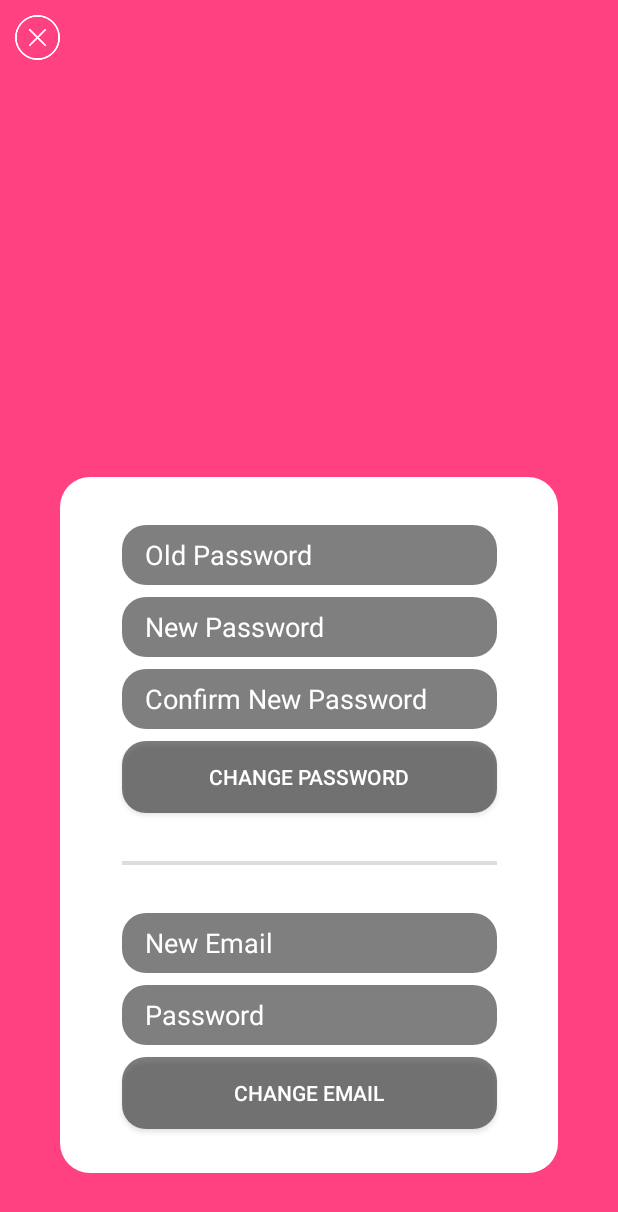
After one commit to Chris6077/NeedATicket, an Android app: the layout dialog_edit_user.xml on its own in the app's theme, with its tools: preview values and no code run, on a phone screen of 412 x 824 dp. The commit adds this screen. Shown: the top 1212 px of the screen. Run offline under Robolectric (Android 15) with nearby library versions, the phone set to English and light mode, and no system bars.

Commit message:
fab button and fab dialog desing

```diff
--- /dev/null
+++ b/Android App/app/src/main/res/drawable/round_corners.xml
@@ -0,0 +1,6 @@
+<?xml version="1.0" encoding="UTF-8"?>
+<shape xmlns:android="http://schemas.android.com/apk/res/android">
+    <solid android:color="#FFFFFF"/>
+    <corners android:radius="20dp"/>
+    <padding android:left="0dp" android:top="0dp" android:right="0dp" android:bottom="0dp" />
+</shape>
--- /dev/null
+++ b/Android App/app/src/main/res/layout/dialog_edit_user.xml
@@ -0,0 +1,154 @@
+<?xml version="1.0" encoding="utf-8"?>
+<RelativeLayout xmlns:android="http://schemas.android.com/apk/res/android"
+    xmlns:tools="http://schemas.android.com/tools"
+    android:orientation="vertical"
+    android:layout_width="match_parent"
+    android:id="@+id/dialog"
+    android:layout_height="match_parent"
+    android:background="@color/colorAccent">
+<ImageView
+android:id="@+id/closeDialog"
+    android:layout_width="30dp"
+    android:layout_height="30dp"
+    android:layout_margin="10dp"
+    android:src="@drawable/x"
+    android:tint="#fff"/>
+
+    <RelativeLayout
+        android:layout_width="match_parent"
+        android:layout_height="464dp"
+        android:layout_alignParentBottom="true"
+        android:layout_centerHorizontal="true"
+        android:layout_marginStart="40dp"
+        android:layout_marginEnd="40dp"
+        android:layout_marginBottom="42dp"
+        android:background="@drawable/round_corners"
+        android:orientation="vertical">
+
+        <android.support.constraint.ConstraintLayout xmlns:android="http://schemas.android.com/apk/res/android"
+            xmlns:app="http://schemas.android.com/apk/res-auto"
+            android:id="@+id/edit_password"
+            android:layout_width="match_parent"
+            android:layout_height="match_parent">
+
+            <EditText
+                android:id="@+id/etOldPassword"
+                android:layout_width="250dp"
+                android:layout_height="40dp"
+                android:layout_marginTop="32dp"
+                android:background="@drawable/transparent_bar"
+                android:ems="10"
+                android:hint="Old Password"
+                android:inputType="textPassword"
+                android:paddingLeft="15dp"
+                android:textColor="#ffffff"
+                android:textColorHint="#ffffff"
+                app:layout_constraintBottom_toBottomOf="parent"
+                app:layout_constraintLeft_toLeftOf="parent"
+                app:layout_constraintRight_toRightOf="parent"
+                app:layout_constraintTop_toTopOf="parent"
+                app:layout_constraintVertical_bias="0.0" />
+
+            <EditText
+                android:id="@+id/etNewPassword"
+                android:layout_width="250dp"
+                android:layout_height="40dp"
+                android:layout_marginTop="8dp"
+                android:background="@drawable/transparent_bar"
+                android:ems="10"
+                android:hint="New Password"
+                android:inputType="textPassword"
+                android:paddingLeft="15dp"
+                android:textColor="#ffffff"
+                android:textColorHint="#ffffff"
+                app:layout_constraintLeft_toLeftOf="parent"
+                app:layout_constraintRight_toRightOf="parent"
+                app:layout_constraintTop_toBottomOf="@+id/etOldPassword" />
+
+            <EditText
+                android:id="@+id/etPasswordConfirm"
+                android:layout_width="250dp"
+                android:layout_height="40dp"
+                android:layout_marginTop="8dp"
+                android:background="@drawable/transparent_bar"
+                android:ems="10"
+                android:hint="Confirm New Password"
+                android:inputType="textPassword"
+                android:paddingLeft="15dp"
+                android:textColor="#ffffff"
+                android:textColorHint="#ffffff"
+                app:layout_constraintLeft_toLeftOf="parent"
+                app:layout_constraintRight_toRightOf="parent"
+                app:layout_constraintTop_toBottomOf="@+id/etNewPassword" />
+
+            <Button
+                android:id="@+id/btChangePassword"
+                android:layout_width="250dp"
+                android:layout_height="wrap_content"
+                android:layout_marginTop="8dp"
+                android:background="@drawable/transparent_bar"
+                android:gravity="center"
+                android:text="Change Password"
+                android:textColor="#ffffff"
+                app:layout_constraintLeft_toLeftOf="parent"
+                app:layout_constraintRight_toRightOf="parent"
+                app:layout_constraintTop_toBottomOf="@+id/etPasswordConfirm" />
+
+            <View
+                android:id="@+id/divider"
+                android:layout_width="250dp"
+                android:layout_height="4px"
+                android:layout_gravity="center"
+                android:layout_marginTop="32dp"
+                android:background="#dddddd"
+                app:layout_constraintLeft_toLeftOf="parent"
+                app:layout_constraintRight_toRightOf="parent"
+                app:layout_constraintTop_toBottomOf="@+id/btChangePassword" />
+
+            <EditText
+                android:id="@+id/etEmailAddress"
+                android:layout_width="250dp"
+                android:layout_height="40dp"
+                android:layout_marginTop="32dp"
+                android:background="@drawable/transparent_bar"
+                android:ems="10"
+                android:hint="New Email"
+                android:inputType="textEmailAddress"
+                android:paddingLeft="15dp"
+                android:textColor="#ffffff"
+                android:textColorHint="#ffffff"
+                app:layout_constraintLeft_toLeftOf="parent"
+                app:layout_constraintRight_toRightOf="parent"
+                app:layout_constraintTop_toBottomOf="@+id/divider" />
+
+            <EditText
+                android:id="@+id/etPassword"
+                android:layout_width="250dp"
+                android:layout_height="40dp"
+                android:layout_marginTop="8dp"
+                android:background="@drawable/transparent_bar"
+                android:ems="10"
+                android:hint="Password"
+                android:inputType="textPassword"
+                android:paddingLeft="15dp"
+                android:textColor="#ffffff"
+                android:textColorHint="#ffffff"
+                app:layout_constraintLeft_toLeftOf="parent"
+                app:layout_constraintRight_toRightOf="parent"
+                app:layout_constraintTop_toBottomOf="@+id/etEmailAddress" />
+
+            <Button
+                android:id="@+id/btChangeEmail"
+                android:layout_width="250dp"
+                android:layout_height="wrap_content"
+                android:layout_marginTop="8dp"
+                android:background="@drawable/transparent_bar"
+                android:gravity="center"
+                android:text="Change Email"
+                android:textColor="#ffffff"
+                app:layout_constraintLeft_toLeftOf="parent"
+                app:layout_constraintRight_toRightOf="parent"
+                app:layout_constraintTop_toBottomOf="@+id/etPassword" />
+        </android.support.constraint.ConstraintLayout>
+    </RelativeLayout>
+    </RelativeLayout>
--- a/Android App/app/src/main/res/values/dimens.xml
+++ b/Android App/app/src/main/res/values/dimens.xml
@@ -1,3 +1,5 @@
 <resources>
     <!-- Default screen margins, per the Android Design guidelines. -->
+
+    <dimen name="custom_match_parent">-2px</dimen>
 </resources>
--- a/Android App/app/src/main/res/values/styles.xml
+++ b/Android App/app/src/main/res/values/styles.xml
@@ -7,5 +7,9 @@
         <item name="colorPrimaryDark">@color/colorPrimaryDark</item>
         <item name="colorAccent">@color/colorAccent</item>
     </style>
-
+    <style name="UserAlertStyle" parent="Theme.AppCompat.Light.Dialog.Alert">
+        <item name="colorAccent">@color/colorAccent</item>
+        <item name="android:windowIsFloating">false</item>
+        <item name="android:windowBackground">@color/colorAccent</item>
+    </style>
 </resources>
```
Also changed, not shown: Android App/app/src/main/java/me/projectx/needaticket/UserActivity.java (+85 -1 lines), Android App/app/src/main/res/layout/activity_user.xml (+14 -0 lines), Android App/app/src/main/res/drawable/x.png (added), 204 other files.
